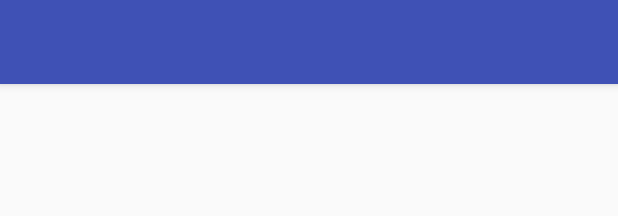
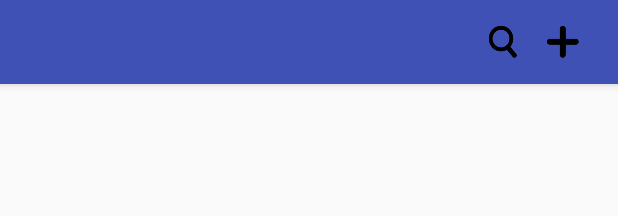
Before and after one commit to iplaycloud/JsReview, an Android app: the layout include_toolbar.xml on its own in the app's theme, with its tools: preview values and no code run, on a phone screen of 412 x 824 dp. Shown: the top 216 px of the screen. Run offline under Robolectric (Android 15) with nearby library versions, the phone set to English and light mode, and no system bars.

Commit message:
修改了toolbar

```diff
--- a/app/build.gradle
+++ b/app/build.gradle
@@ -1,5 +1,3 @@
-
-
 apply plugin: 'com.android.application'
 
 android {
@@ -7,11 +5,11 @@ android {
     buildToolsVersion "23.0.1"
 
     defaultConfig {
-        applicationId "com.iplay.androidreview"
+        applicationId "com.iplay.jsreview"
         minSdkVersion 14
         targetSdkVersion 23
         versionCode 2
-        versionName "V1.0.1"
+        versionName "V1.0.3"
     }
     buildTypes {
         release {
--- a/app/src/main/java/com/iplay/jsreview/review/view/ReviewFragment.java
+++ b/app/src/main/java/com/iplay/jsreview/review/view/ReviewFragment.java
@@ -6,7 +6,6 @@ import android.view.LayoutInflater;
 import android.view.View;
 
 import com.iplay.jsreview.R;
-import com.iplay.jsreview.review.view.adapter.ReviewListAdapter;
 import com.iplay.jsreview.review.view.adapter.ReviewListAdapterGV;
 import com.iplay.jsreview.review.model.bean.Point;
 import com.iplay.jsreview.review.model.bean.Unit;
@@ -143,7 +142,7 @@ public class ReviewFragment extends BasePutToRefreshFragment<ReviewListAdapterGV
             if (pointsForUnit.size() == 0) {
                 Point point = new Point();
                 point.setName("暂无内容\n敬请期待");
-                point.setColor(ReviewListAdapter.NO_CONTENT);
+                point.setColor(ReviewListAdapterGV.NO_CONTENT);
                 pointsForUnit.add(point);
             }
             map.put(unit.getName(), pointsForUnit);
--- a/app/src/main/res/layout/carview_review.xml
+++ b/app/src/main/res/layout/carview_review.xml
@@ -5,12 +5,11 @@
     android:id="@+id/cv_carview"
     android:layout_width="@dimen/list_review_carview_width"
     android:layout_height="@dimen/list_review_carview_height"
-    android:layout_margin="10dp"
+    android:layout_margin="8dp"
     app:cardBackgroundColor="@color/theme_color_level2"
     app:cardCornerRadius="10dp"
     android:foreground="?android:attr/selectableItemBackground"
     >
-
 
     <TextView
         android:id="@+id/tv_carview"
--- a/app/src/main/res/layout/include_toolbar.xml
+++ b/app/src/main/res/layout/include_toolbar.xml
@@ -11,15 +11,32 @@
         android:layout_width="match_parent"
         android:layout_height="?actionBarSize">
 
-        <TextView
-            android:id="@+id/tv_count"
+        <RelativeLayout
             android:layout_width="wrap_content"
-            android:layout_height="wrap_content"
+            android:layout_height="match_parent"
             android:layout_gravity="right"
-            android:layout_marginRight="16dp"
-            android:textColor="#fff"
-            android:textSize="12sp"
-            android:visibility="gone" />
+            android:layout_marginRight="16dp">
+
+            <ImageButton
+                android:id="@+id/ib_search"
+                android:layout_width="wrap_content"
+                android:layout_height="match_parent"
+                android:background="@color/theme_color"
+                android:src="@mipmap/icon_search"
+                android:paddingRight="20dp"
+                android:gravity="center" />
+
+            <ImageButton
+                android:id="@+id/ib_add"
+                android:layout_width="wrap_content"
+                android:layout_height="match_parent"
+                android:background="@color/theme_color"
+                android:src="@mipmap/icon_add"
+                android:paddingRight="10dp"
+                android:layout_toRightOf="@id/ib_search"
+                android:gravity="center" />
+
+        </RelativeLayout>
 
     </android.support.v7.widget.Toolbar>
 </android.support.design.widget.AppBarLayout>
--- a/app/src/main/res/values/colors.xml
+++ b/app/src/main/res/values/colors.xml
@@ -43,7 +43,7 @@
 
 
     <color name="theme_color">#3F51B5</color><!--App主色调-->
-    <color name="theme_color_level2">#5c6bc0</color><!--App主色调2-->
+    <color name="theme_color_level2">#dfe0e4</color><!--App主色调2-->
     <color name="bg_tab_view">#f4f4f4</color><!--导航栏菜单按钮背景色-->
     <color name="list_divider">#19000000</color><!--列表item 分割线-->
 
--- a/app/src/main/res/values/dimens.xml
+++ b/app/src/main/res/values/dimens.xml
@@ -1,11 +1,10 @@
-
 <resources>
     <!-- Default screen margins, per the Android Design guidelines. -->
     <dimen name="activity_horizontal_margin">16dp</dimen>
     <dimen name="activity_vertical_margin">16dp</dimen>
 
-    <dimen name="list_review_carview_width">60dp</dimen>
-    <dimen name="list_review_carview_height">40dp</dimen>
+    <dimen name="list_review_carview_width">80dp</dimen>
+    <dimen name="list_review_carview_height">60dp</dimen>
     <dimen name="padding_top_to_horizontalscrollview_and_carview">35dp</dimen>
     <dimen name="padding_buttom_to_horizontalscrollview_and_carview">35dp</dimen>
 </resources>
```
Also changed, not shown: app/src/main/java/com/iplay/jsreview/main/MainActivity.java (+2 -6 lines), app/src/main/java/com/iplay/jsreview/review/view/adapter/ReviewListAdapter.java (deleted, +0 -146 lines), app/src/main/java/com/iplay/jsreview/review/view/view/GridViewEx.java (+0 -19 lines), app/src/main/java/com/iplay/jsreview/test/view/TestFragment.java (+2 -2 lines), app/src/main/res/layout/list_review_item_gv.xml (+10 -9 lines), app/src/main/res/values-w820dp/dimens.xml (+0 -19 lines), app/src/main/res/mipmap-xxhdpi/icon_add.png (added), app/src/main/res/mipmap-xxhdpi/icon_search.png (added), 1 other file.
